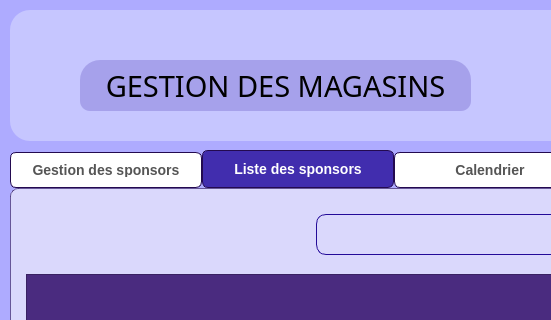
This is src/sponsors/sponsors.ui in MontaCHOUIG/MallFlow as Qt 5 draws it before an edit; both pictures show x 210 to 761 and y 0 to 320 of the 1390 by 800 pixel window. The edited form follows.
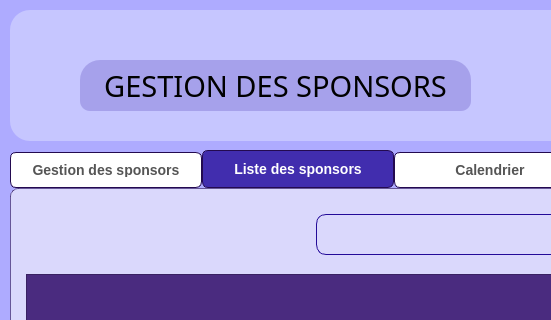
This is the edited form. Icons and pictures are not drawn.

Diff of the .ui file:
```diff
--- a/src/sponsors/sponsors.ui
+++ b/src/sponsors/sponsors.ui
@@ -1324,7 +1324,7 @@
 border-bottom-right-radius: 10px;</string>
      </property>
      <property name="text">
-      <string>GESTION DES MAGASINS</string>
+      <string>GESTION DES SPONSORS</string>
      </property>
      <property name="alignment">
       <set>Qt::AlignmentFlag::AlignCenter</set>
```
Left out of the diff: 3 changed lines with no effect on the pictures.
